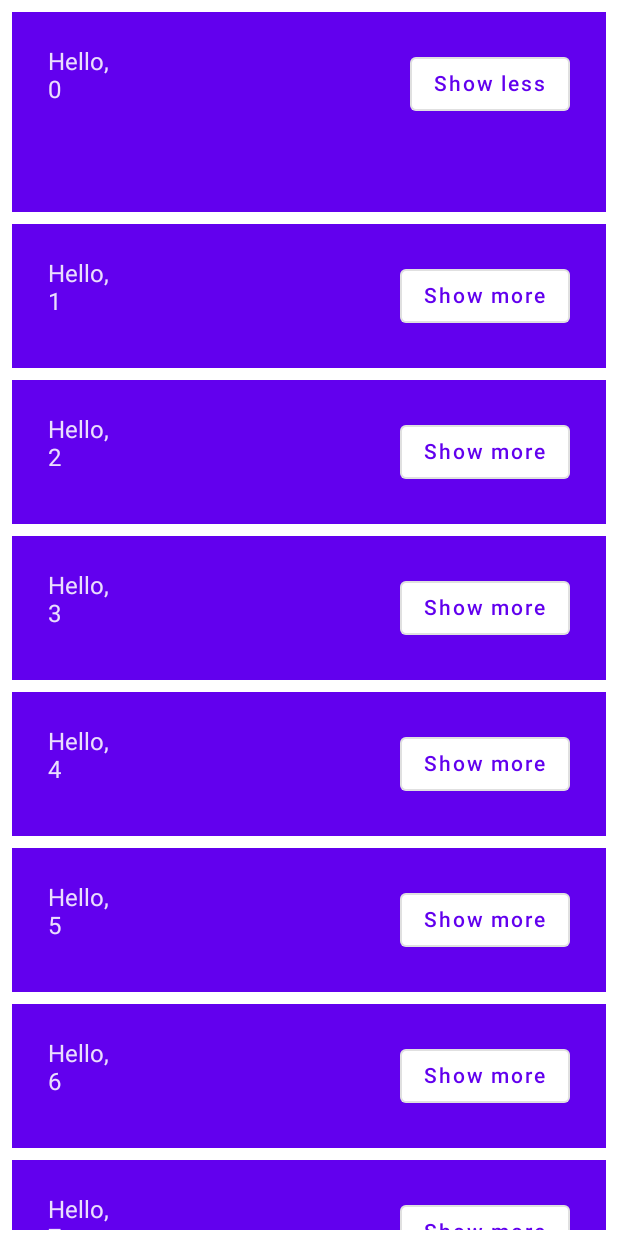
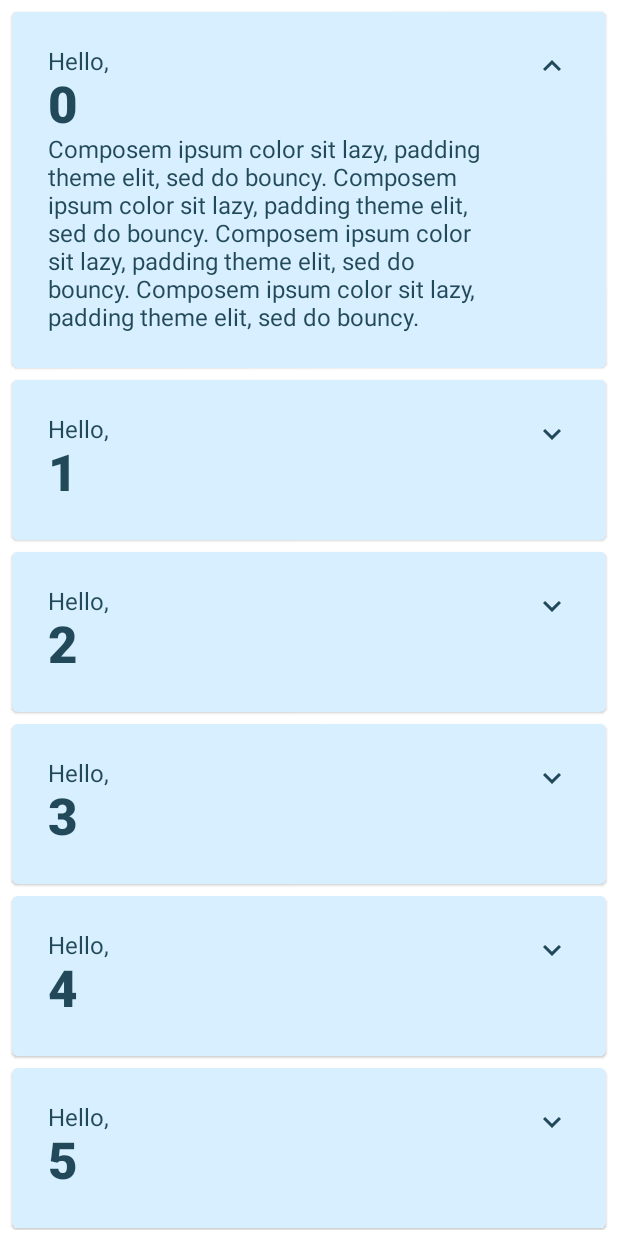
Before and after one commit to Tesfamariam6316/MyCompose, an Android app built with Jetpack Compose: the screen it shows after launch (MainActivity), after a tap on "Show more", on a phone screen of 412 x 824 dp. Run offline under Robolectric (Android 15) with nearby library versions, the phone set to English and light mode, and no system bars; 1 other tap on this screen came first.

Commit message:
adding card and changing theme commit

```diff
--- a/app/build.gradle
+++ b/app/build.gradle
@@ -62,4 +62,7 @@ dependencies {
     androidTestImplementation 'androidx.test.espresso:espresso-core:3.4.0'
     androidTestImplementation "androidx.compose.ui:ui-test-junit4:$compose_version"
     debugImplementation "androidx.compose.ui:ui-tooling:$compose_version"
+
+    implementation "androidx.compose.material:material-icons-extended:$compose_version"
+
 }
--- a/app/src/main/java/com/example/mycompose/MainActivity.kt
+++ b/app/src/main/java/com/example/mycompose/MainActivity.kt
@@ -1,28 +1,50 @@
 package com.example.mycompose
 
+import android.content.res.Configuration.UI_MODE_NIGHT_YES
 import android.os.Bundle
 import androidx.activity.ComponentActivity
 import androidx.activity.compose.setContent
+import androidx.compose.animation.animateContentSize
 import androidx.compose.animation.core.Spring
-import androidx.compose.animation.core.animateDpAsState
 import androidx.compose.animation.core.spring
-import androidx.compose.foundation.layout.*
+import androidx.compose.foundation.layout.Arrangement
+import androidx.compose.foundation.layout.Column
+import androidx.compose.foundation.layout.Row
+import androidx.compose.foundation.layout.fillMaxSize
+import androidx.compose.foundation.layout.padding
 import androidx.compose.foundation.lazy.LazyColumn
 import androidx.compose.foundation.lazy.items
-import androidx.compose.material.*
-import androidx.compose.runtime.*
+import androidx.compose.material.Button
+import androidx.compose.material.Card
+import androidx.compose.material.Icon
+import androidx.compose.material.IconButton
+import androidx.compose.material.MaterialTheme
+import androidx.compose.material.Surface
+import androidx.compose.material.Text
+import androidx.compose.material.icons.Icons.Filled
+import androidx.compose.material.icons.filled.ExpandLess
+import androidx.compose.material.icons.filled.ExpandMore
+import androidx.compose.runtime.Composable
+import androidx.compose.runtime.getValue
+import androidx.compose.runtime.mutableStateOf
+import androidx.compose.runtime.remember
 import androidx.compose.runtime.saveable.rememberSaveable
+import androidx.compose.runtime.setValue
 import androidx.compose.ui.Alignment
 import androidx.compose.ui.Modifier
+import androidx.compose.ui.res.stringResource
+import androidx.compose.ui.text.font.FontWeight
 import androidx.compose.ui.tooling.preview.Preview
 import androidx.compose.ui.unit.dp
+import com.example.mycompose.R
 import com.example.mycompose.ui.theme.MyComposeTheme
+
 
 class MainActivity : ComponentActivity() {
     override fun onCreate(savedInstanceState: Bundle?) {
         super.onCreate(savedInstanceState)
         setContent {
-            MyComposeTheme() {
+            MyComposeTheme {
                 MyApp()
             }
         }
@@ -30,8 +52,7 @@ class MainActivity : ComponentActivity() {
 }
 
 @Composable
-fun MyApp() {
-
+private fun MyApp() {
     var shouldShowOnboarding by rememberSaveable { mutableStateOf(true) }
 
     if (shouldShowOnboarding) {
@@ -42,8 +63,7 @@ fun MyApp() {
 }
 
 @Composable
-fun OnboardingScreen(onContinueClicked: () -> Unit) {
-
+private fun OnboardingScreen(onContinueClicked: () -> Unit) {
     Surface {
         Column(
             modifier = Modifier.fillMaxSize(),
@@ -63,16 +83,81 @@ fun OnboardingScreen(onContinueClicked: () -> Unit) {
 
 @Composable
 private fun Greetings(names: List<String> = List(1000) { "$it" } ) {
-//    Column(modifier = Modifier.padding(vertical = 4.dp)) {
-//        for (name in names) {
-//            Greeting(name = name)
-//        }
-//    }
-
     LazyColumn(modifier = Modifier.padding(vertical = 4.dp)) {
         items(items = names) { name ->
             Greeting(name = name)
         }
+    }
+}
+
+@Composable
+private fun Greeting(name: String) {
+    Card(
+        backgroundColor = MaterialTheme.colors.primary,
+        modifier = Modifier.padding(vertical = 4.dp, horizontal = 8.dp)
+    ) {
+        CardContent(name)
+    }
+}
+
+@Composable
+private fun CardContent(name: String) {
+    var expanded by remember { mutableStateOf(false) }
+
+    Row(
+        modifier = Modifier
+            .padding(12.dp)
+            .animateContentSize(
+                animationSpec = spring(
+                    dampingRatio = Spring.DampingRatioMediumBouncy,
+                    stiffness = Spring.StiffnessLow
+                )
+            )
+    ) {
+        Column(
+            modifier = Modifier
+                .weight(1f)
+                .padding(12.dp)
+        ) {
+            Text(text = "Hello, ")
+            Text(
+                text = name,
+                style = MaterialTheme.typography.h4.copy(
+                    fontWeight = FontWeight.ExtraBold
+                )
+            )
+            if (expanded) {
+                Text(
+                    text = ("Composem ipsum color sit lazy, " +
+                            "padding theme elit, sed do bouncy. ").repeat(4),
+                )
+            }
+        }
+        IconButton(onClick = { expanded = !expanded }) {
+            Icon(
+                imageVector = if (expanded) Filled.ExpandLess else Filled.ExpandMore,
+                contentDescription = if (expanded) {
+                    stringResource(R.string.show_less)
+                } else {
+                    stringResource(R.string.show_more)
+                }
+
+            )
+        }
+    }
+}
+
+@Preview(
+    showBackground = true,
+    widthDp = 320,
+    uiMode = UI_MODE_NIGHT_YES,
+    name = "DefaultPreviewDark"
+)
+@Preview(showBackground = true, widthDp = 320)
+@Composable
+fun DefaultPreview() {
+    MyComposeTheme {
+        Greetings()
     }
 }
 
@@ -83,45 +168,3 @@ fun OnboardingPreview() {
         OnboardingScreen(onContinueClicked = {})
     }
 }
-
-@Composable
-private fun Greeting(name: String) {
-
-    var expanded by remember { mutableStateOf(false) }
-
-    val extraPadding by animateDpAsState(
-        if (expanded) 48.dp else 0.dp,
-        animationSpec = spring(
-            dampingRatio = Spring.DampingRatioMediumBouncy,
-            stiffness = Spring.StiffnessLow
-        )
-    )
-
-    Surface(
-        color = MaterialTheme.colors.primary,
-        modifier = Modifier.padding(vertical = 4.dp, horizontal = 8.dp)
-    ) {
-        Row(modifier = Modifier.padding(24.dp)) {
-            Column(modifier = Modifier
-                .weight(1f)
-                .padding(bottom = extraPadding.coerceAtLeast(0.dp))
-            ) {
-                Text(text = "Hello, ")
-                Text(text = name)
-            }
-            OutlinedButton(
-                onClick = { expanded = !expanded }
-            ) {
-                Text(if (expanded) "Show less" else "Show more")
-            }
-        }
-    }
-}
-
-@Preview(showBackground = true, widthDp = 320)
-@Composable
-fun DefaultPreview() {
-    MyComposeTheme {
-        Greetings()
-    }
-}
--- a/app/src/main/java/com/example/mycompose/ui/theme/Color.kt
+++ b/app/src/main/java/com/example/mycompose/ui/theme/Color.kt
@@ -6,3 +6,8 @@ val Purple200 = Color(0xFFBB86FC)
 val Purple500 = Color(0xFF6200EE)
 val Purple700 = Color(0xFF3700B3)
 val Teal200 = Color(0xFF03DAC5)
+
+val Navy = Color(0xFF073042)
+val Blue = Color(0xFF4285F4)
+val LightBlue = Color(0xFFD7EFFE)
+val Chartreuse = Color(0xFFEFF7CF)
--- a/app/src/main/java/com/example/mycompose/ui/theme/Theme.kt
+++ b/app/src/main/java/com/example/mycompose/ui/theme/Theme.kt
@@ -5,17 +5,27 @@ import androidx.compose.material.MaterialTheme
 import androidx.compose.material.darkColors
 import androidx.compose.material.lightColors
 import androidx.compose.runtime.Composable
+import androidx.compose.ui.graphics.Color
 
 private val DarkColorPalette = darkColors(
-    primary = Purple200,
-    primaryVariant = Purple700,
-    secondary = Teal200
+//    primary = Purple200,
+//    primaryVariant = Purple700,
+//    secondary = Teal200
+    surface = Blue,
+    onSurface = Navy,
+    primary = Navy,
+    onPrimary = Chartreuse
 )
 
 private val LightColorPalette = lightColors(
-    primary = Purple500,
-    primaryVariant = Purple700,
-    secondary = Teal200
+//    primary = Purple500,
+//    primaryVariant = Purple700,
+//    secondary = Teal200
+
+    surface = Blue,
+    onSurface = Color.White,
+    primary = LightBlue,
+    onPrimary = Navy
 
     /* Other default colors to override
     background = Color.White,
--- a/app/src/main/res/values/strings.xml
+++ b/app/src/main/res/values/strings.xml
@@ -1,3 +1,5 @@
 <resources>
     <string name="app_name">MyCompose</string>
+    <string name="show_less">Show less</string>
+    <string name="show_more">Show more</string>
 </resources>
```
